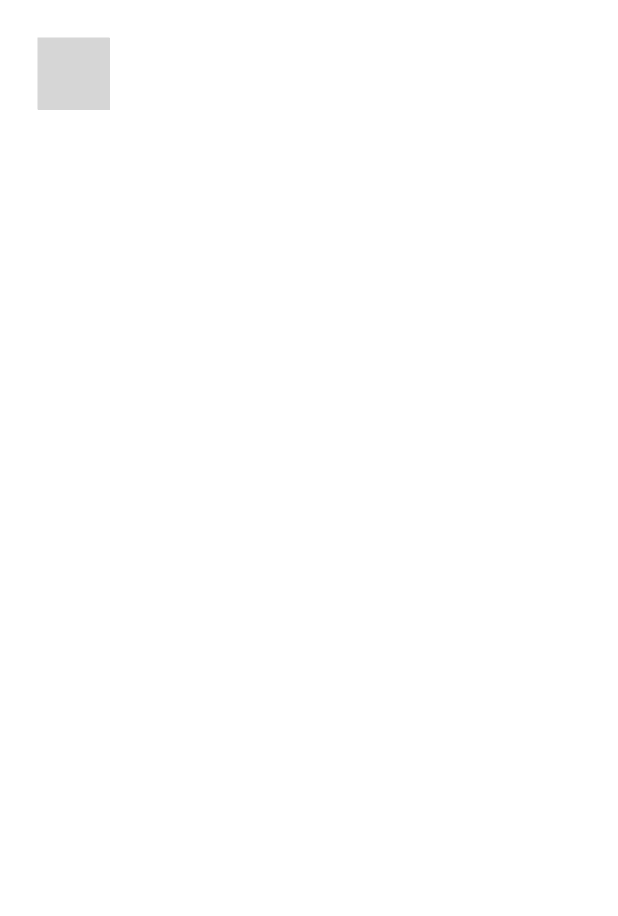
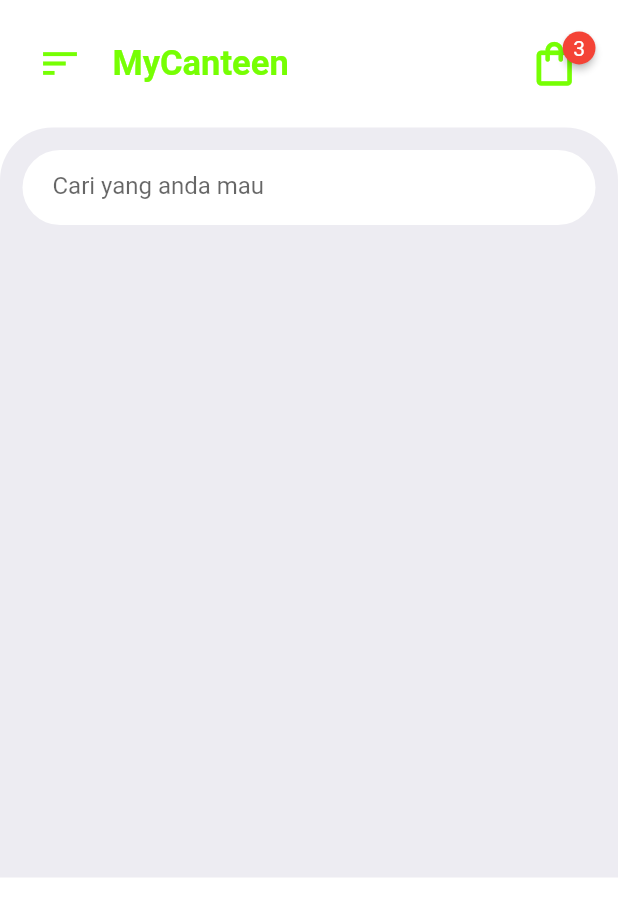
Before and after one commit to TurkhamM/Kelompok-4, a Flutter app: the screen it shows after launch, on a phone screen of 412 x 824 dp. Shown: the top 916 px of the screen. Run offline on Flutter 3.47's test engine with Material 2 defaults, Android fonts, the phone set to English and light mode, and no system bars; drawn by our look-alikes of badges; grey boxes are pictures that could not be loaded.

Commit message:
menambah sourcecode halaman home

```diff
--- a/lib/pages/Homepage.dart
+++ b/lib/pages/Homepage.dart
@@ -6,9 +6,48 @@ class HomePage extends StatelessWidget {
   Widget build(BuildContext context) {
     return Scaffold(
       body: ListView(
-        children: [HomeAppBar()],
+        children: [
+          HomeAppBar(),
+          Container(
+            height: 500,
+            padding: EdgeInsets.only(top: 15),
+            decoration: BoxDecoration(
+              color: Color(0xFFEDECF2),
+              borderRadius: BorderRadius.only(
+                topLeft: Radius.circular(35),
+                topRight: Radius.circular(35),
+              ),
+            ),
+            child: Column(
+              children: [
+                Container(
+                  margin: EdgeInsets.symmetric(horizontal: 15),
+                  padding: EdgeInsets.symmetric(horizontal: 15),
+                  height: 50,
+                  decoration: BoxDecoration(
+                    color: Colors.white,
+                    borderRadius: BorderRadius.circular(30),
+                  ),
+                  child: Row(
+                    children: [
+                      Container(
+                        margin: EdgeInsets.only(left: 5),
+                        height: 50,
+                        width: 300,
+                        child: TextFormField(
+                            decoration: InputDecoration(
+                          border: InputBorder.none,
+                          hintText: "Cari yang anda mau",
+                        )),
+                      )
+                    ],
+                  ),
+                )
+              ],
+            ),
+          )
+        ],
       ),
     );
-    throw UnimplementedError();
   }
 }
--- a/lib/widgets/HomeAppBar.dart
+++ b/lib/widgets/HomeAppBar.dart
@@ -1,3 +1,4 @@
+import 'package:badges/badges.dart';
 import 'package:flutter/material.dart';
 
 class HomeAppBar extends StatelessWidget {
@@ -12,15 +13,36 @@ class HomeAppBar extends StatelessWidget {
             Icons.sort,
             size: 30,
             color: Color(0xFF76FF03),
-          )
+          ),
           Padding(
-            padding: EdgeInsets.only(
-              left: 20,
+            padding: EdgeInsets.only(left: 20),
+            child: Text(
+              "MyCanteen",
+              style: TextStyle(
+                fontSize: 23,
+                fontWeight: FontWeight.bold,
+                color: Color(0xFF76FF03),
+              ),
+            ),
           ),
-          child: Text(
-            "MyCanteen",
-            style: TextStyle(fontSize: 23,fontWeight: FontWeight.bold,),
-          ),
+          Spacer(),
+          Badge(
+            badgeColor: Colors.red,
+            padding: EdgeInsets.all(7),
+            badgeContent: Text(
+              "3",
+              style: TextStyle(
+                color: Colors.white,
+              ),
+            ),
+            child: InkWell(
+              onTap: () {},
+              child: Icon(
+                Icons.shopping_bag_outlined,
+                size: 35,
+                color: Color(0xFF76FF03),
+              ),
+            ),
           ),
         ],
       ),
--- a/pubspec.yaml
+++ b/pubspec.yaml
@@ -34,6 +34,7 @@ dependencies:
   # The following adds the Cupertino Icons font to your application.
   # Use with the CupertinoIcons class for iOS style icons.
   cupertino_icons: ^1.0.2
+  badges: ^2.0.3
 
 dev_dependencies:
   flutter_test:
```
Also changed, not shown: pubspec.lock.
